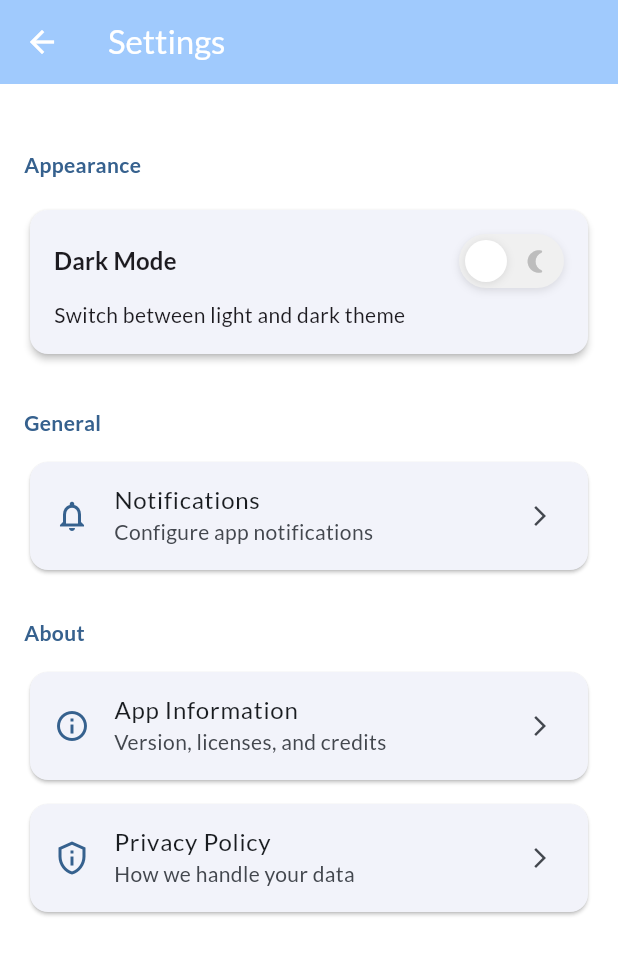
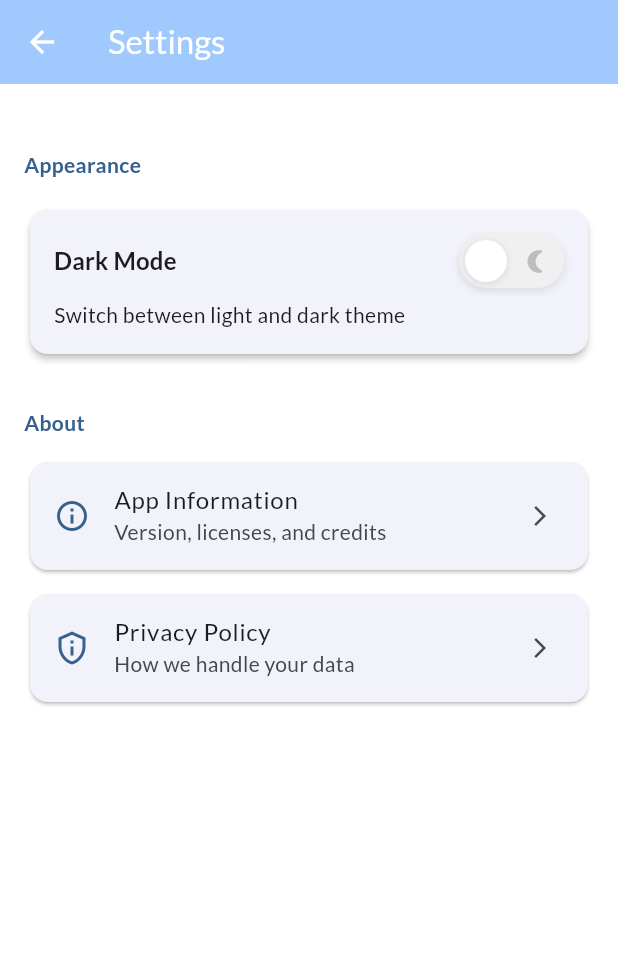
Before and after one commit to poqob/ekg-vision-app, a Flutter app: the SettingsScreen screen opened by its route, on a phone screen of 412 x 824 dp. Shown: the top 955 px of the screen. Run offline on Flutter 3.47's test engine with Material 3 defaults, Android fonts, the phone set to English and light mode, and no system bars; our stand-ins replace file_picker, flutter_animate, flutter_svg, google_fonts, image_picker, shared_preferences; accounts and stored records are empty.

Commit message:
general section removed.

```diff
--- a/lib/screens/settings/settings_screen.dart
+++ b/lib/screens/settings/settings_screen.dart
@@ -1,5 +1,7 @@
 import 'package:flutter/material.dart';
 import '../../state/app_state.dart';
+import 'app_info_screen.dart';
+import 'privacy_policy_screen.dart';
 
 class SettingsScreen extends StatelessWidget {
   const SettingsScreen({super.key});
@@ -64,17 +66,6 @@ class SettingsScreen extends StatelessWidget {
           ),
 
           // Other Settings Sections
-          _buildSectionHeader(context, 'General'),
-          _buildSettingItem(
-            context,
-            icon: Icons.notifications_outlined,
-            title: 'Notifications',
-            subtitle: 'Configure app notifications',
-            onTap: () {
-              // Handle notifications settings
-            },
-          ),
-
           _buildSectionHeader(context, 'About'),
           _buildSettingItem(
             context,
@@ -82,7 +73,11 @@ class SettingsScreen extends StatelessWidget {
             title: 'App Information',
             subtitle: 'Version, licenses, and credits',
             onTap: () {
-              // Show app information
+              Navigator.of(context).push(
+                MaterialPageRoute(
+                  builder: (context) => const AppInfoScreen(),
+                ),
+              );
             },
           ),
 
@@ -92,7 +87,11 @@ class SettingsScreen extends StatelessWidget {
             title: 'Privacy Policy',
             subtitle: 'How we handle your data',
             onTap: () {
-              // Show privacy policy
+              Navigator.of(context).push(
+                MaterialPageRoute(
+                  builder: (context) => const PrivacyPolicyScreen(),
+                ),
+              );
             },
           ),
 
```
